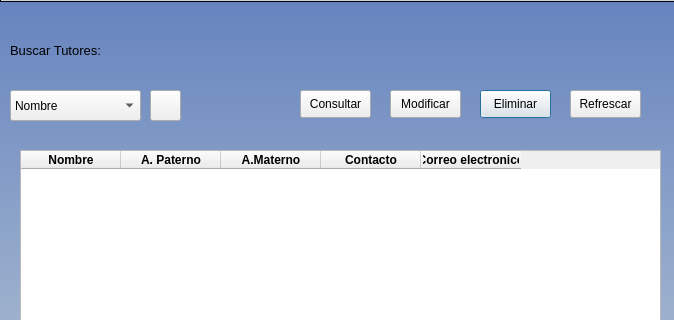
Before: the Qt Designer form pythonProject/vistas/consultarTutores.ui in francisco2124/Cognidron-EEG-Version1.0, drawn with Qt 5; both pictures show x 0 to 674 and y 90 to 410 of the 674 by 683 pixel window.
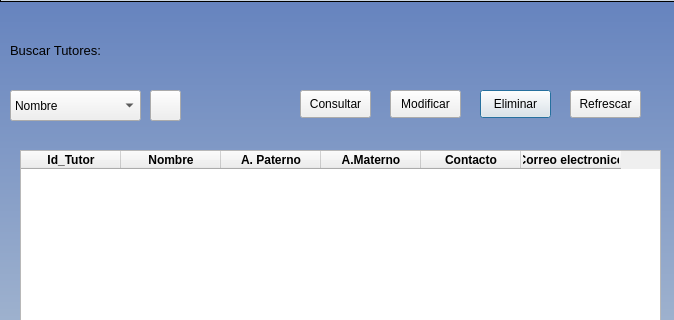
After: the same form once the commit is applied. Icons and pictures are not drawn.

What changed in the file:
```diff
--- a/pythonProject/vistas/consultarTutores.ui
+++ b/pythonProject/vistas/consultarTutores.ui
@@ -258,8 +258,19 @@
     <number>0</number>
    </property>
    <property name="columnCount">
-    <number>5</number>
+    <number>6</number>
    </property>
+   <column>
+    <property name="text">
+     <string>Id_Tutor</string>
+    </property>
+    <property name="font">
+     <font>
+      <weight>75</weight>
+      <bold>true</bold>
+     </font>
+    </property>
+   </column>
    <column>
     <property name="text">
      <string>Nombre</string>
```
